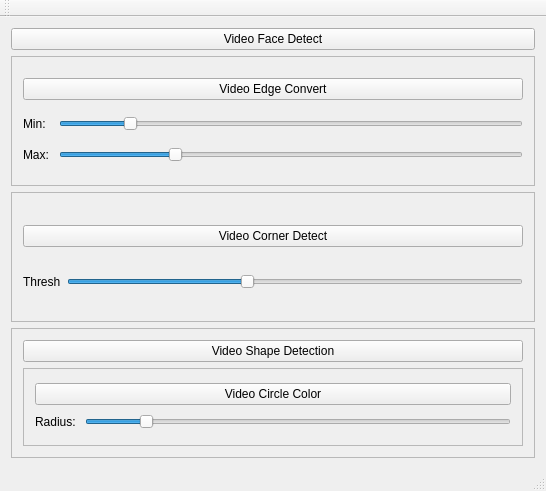
iegrsy/opencv, file mainwindow.ui: the form before one commit.
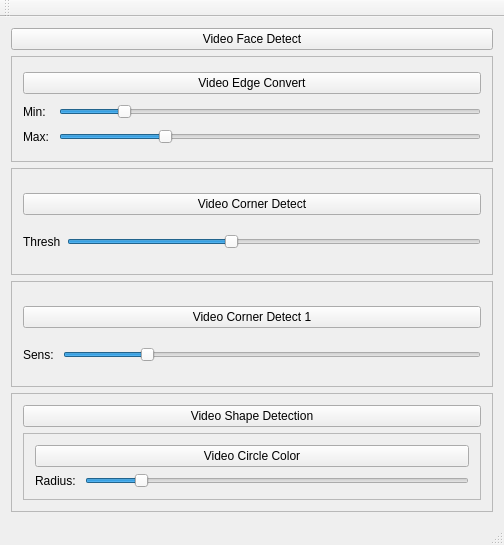
The form after the commit.

Commit message: corner detect1 add

```diff
--- a/mainwindow.ui
+++ b/mainwindow.ui
@@ -6,8 +6,8 @@
    <rect>
     <x>0</x>
     <y>0</y>
-    <width>546</width>
-    <height>491</height>
+    <width>504</width>
+    <height>545</height>
    </rect>
   </property>
   <property name="windowTitle">
@@ -129,6 +129,45 @@
       </layout>
      </widget>
     </item>
+    <item>
+     <widget class="QFrame" name="frame_5">
+      <property name="frameShape">
+       <enum>QFrame::StyledPanel</enum>
+      </property>
+      <property name="frameShadow">
+       <enum>QFrame::Raised</enum>
+      </property>
+      <layout class="QGridLayout" name="gridLayout_4">
+       <item row="1" column="1">
+        <widget class="QSlider" name="sliderCorner1">
+         <property name="minimum">
+          <number>5</number>
+         </property>
+         <property name="value">
+          <number>23</number>
+         </property>
+         <property name="orientation">
+          <enum>Qt::Horizontal</enum>
+         </property>
+        </widget>
+       </item>
+       <item row="1" column="0">
+        <widget class="QLabel" name="lblCorner1">
+         <property name="text">
+          <string>Sens: </string>
+         </property>
+        </widget>
+       </item>
+       <item row="0" column="0" colspan="2">
+        <widget class="QPushButton" name="pushButton_6">
+         <property name="text">
+          <string>Video Corner Detect 1</string>
+         </property>
+        </widget>
+       </item>
+      </layout>
+     </widget>
+    </item>
     <item>
      <widget class="QFrame" name="frame_3">
       <property name="frameShape">
```
Left out of the diff: 2 changed lines with no effect on the pictures. The commit also changes 5 other files.
